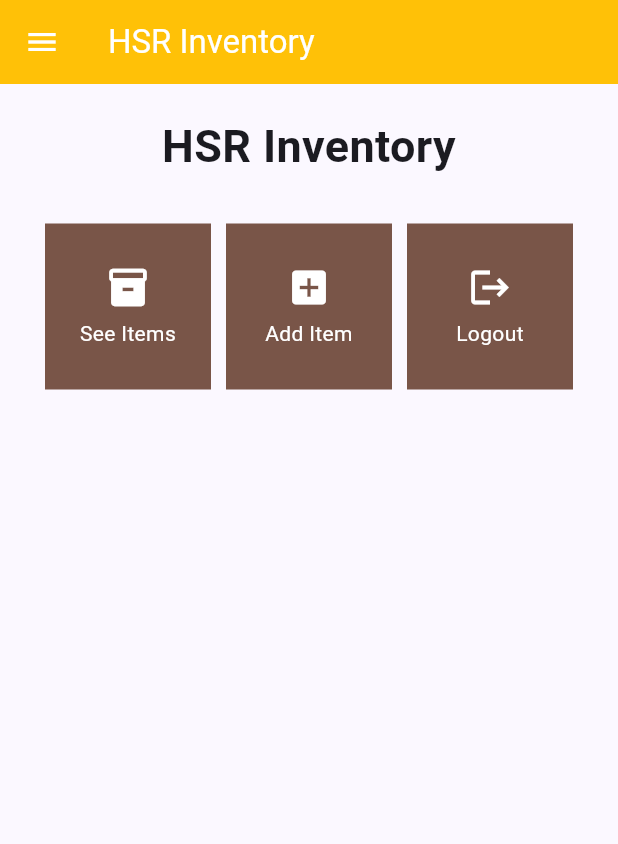
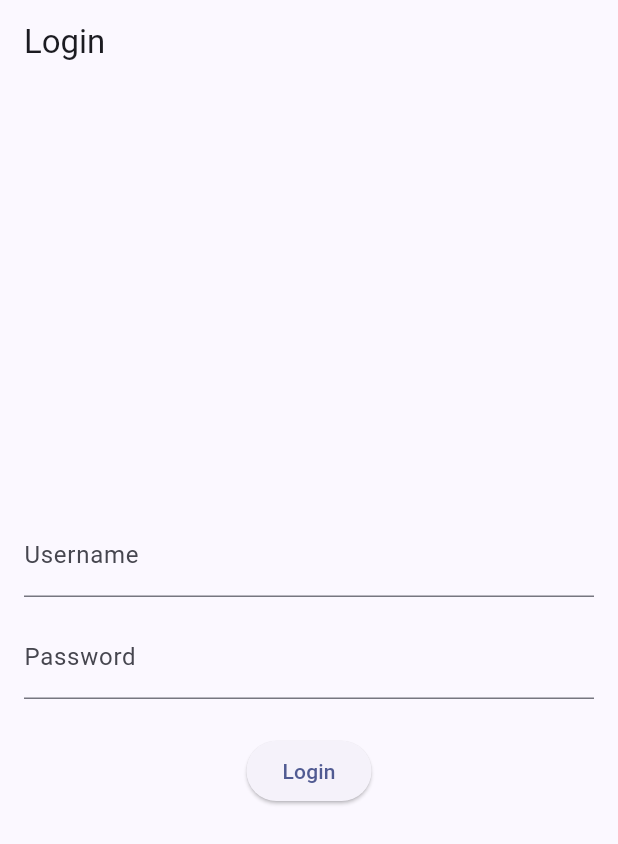
Before and after one commit to MightyZanark/hsr-inventory-mobile, a Flutter app: the screen it shows after launch, on a phone screen of 412 x 824 dp. Shown: the top 844 px of the screen. Run offline on Flutter 3.47's test engine with Material 2 defaults, Android fonts, the phone set to English and light mode, and no system bars; missing offline and left inert: pbp_django_auth.

Commit message:
add login screens and models directory

```diff
--- a/lib/main.dart
+++ b/lib/main.dart
@@ -1,5 +1,7 @@
 import 'package:flutter/material.dart';
-import 'package:hsr_inventory/screens/menu.dart';
+import 'package:hsr_inventory/screens/login.dart';
+import 'package:provider/provider.dart';
+import 'package:pbp_django_auth/pbp_django_auth.dart';
 
 void main() {
   runApp(const MyApp());
@@ -10,13 +12,19 @@ class MyApp extends StatelessWidget {
 
   @override
   Widget build(BuildContext context) {
-    return MaterialApp(
-      title: 'HSR Inventory',
-      theme: ThemeData(
-        colorScheme: ColorScheme.fromSeed(seedColor: Colors.indigo),
-        useMaterial3: true,
+    return Provider(
+      create: (_) {
+        CookieRequest request = CookieRequest();
+        return request;
+      },
+      child: MaterialApp(
+        title: 'HSR Inventory',
+        theme: ThemeData(
+          colorScheme: ColorScheme.fromSeed(seedColor: Colors.indigo),
+          useMaterial3: true,
+        ),
+        home: const LoginPage(),
       ),
-      home: HomePage(),
     );
   }
 }
--- /dev/null
+++ b/lib/screens/login.dart
@@ -0,0 +1,104 @@
+import 'package:hsr_inventory/screens/menu.dart';
+import 'package:flutter/material.dart';
+import 'package:pbp_django_auth/pbp_django_auth.dart';
+import 'package:provider/provider.dart';
+
+void main() {
+  runApp(const LoginApp());
+}
+
+class LoginApp extends StatelessWidget {
+  const LoginApp({Key? key}) : super(key: key);
+
+  @override
+  Widget build(BuildContext context) {
+    return MaterialApp(
+      title: 'Login',
+      theme: ThemeData(primarySwatch: Colors.blue),
+      home: const LoginPage(),
+    );
+  }
+}
+
+class LoginPage extends StatefulWidget {
+  const LoginPage({Key? key}) : super(key: key);
+
+  @override
+  State<LoginPage> createState() => _LoginPageState();
+}
+
+class _LoginPageState extends State<LoginPage> {
+  final TextEditingController _usernameController = TextEditingController();
+  final TextEditingController _passwordController = TextEditingController();
+  final String url = 'http://127.0.0.1:8000/auth/login/';
+  // if run in an android emulator change url to 'http://10.0.2.2/auth/login/'
+
+  @override
+  Widget build(BuildContext context) {
+    final request = context.watch<CookieRequest>();
+    return Scaffold(
+        appBar: AppBar(title: const Text('Login')),
+        body: Container(
+          padding: const EdgeInsets.all(16),
+          child: Column(
+            mainAxisAlignment: MainAxisAlignment.center,
+            children: [
+              TextField(
+                controller: _usernameController,
+                decoration: const InputDecoration(
+                  labelText: 'Username',
+                ),
+              ),
+              const SizedBox(height: 12),
+              TextField(
+                controller: _passwordController,
+                decoration: const InputDecoration(
+                  labelText: 'Password',
+                ),
+                obscureText: true,
+              ),
+              const SizedBox(height: 24),
+              ElevatedButton(
+                onPressed: () async {
+                  String username = _usernameController.text;
+                  String password = _passwordController.text;
+
+                  final response = await request.login(url, {
+                    'username': username,
+                    'password': password,
+                  });
+
+                  if (request.loggedIn) {
+                    String msg = response['message'];
+                    String uname = response['username'];
+                    Navigator.of(context).pushReplacement(
+                        MaterialPageRoute(builder: (context) => HomePage()));
+                    ScaffoldMessenger.of(context)
+                      ..hideCurrentSnackBar()
+                      ..showSnackBar(SnackBar(
+                        content: Text('$msg Welcome, $uname'),
+                      ));
+                  } else {
+                    showDialog(
+                        context: context,
+                        builder: (context) => AlertDialog(
+                              title: const Text('Login Failed'),
+                              content: Text(response['msg']),
+                              actions: [
+                                TextButton(
+                                  child: const Text('OK'),
+                                  onPressed: () {
+                                    Navigator.of(context).pop();
+                                  },
+                                )
+                              ],
+                            ));
+                  }
+                },
+                child: const Text('Login'),
+              ),
+            ],
+          ),
+        ));
+  }
+}
--- a/lib/screens/menu.dart
+++ b/lib/screens/menu.dart
@@ -1,7 +1,7 @@
 import 'package:flutter/material.dart';
 import 'package:hsr_inventory/widgets/menu_card.dart';
 import 'package:hsr_inventory/widgets/drawer.dart';
-import 'package:hsr_inventory/widgets/item.dart';
+import 'package:hsr_inventory/models/item.dart';
 
 class HomePage extends StatelessWidget {
   HomePage({Key? key}) : super(key: key);
--- a/lib/screens/view_item.dart
+++ b/lib/screens/view_item.dart
@@ -1,6 +1,6 @@
 import 'package:flutter/material.dart';
 import 'package:hsr_inventory/widgets/drawer.dart';
-import 'package:hsr_inventory/widgets/item.dart';
+import 'package:hsr_inventory/models/item.dart';
 
 class ViewItemPage extends StatelessWidget {
   final List<Item> items;
--- a/lib/widgets/drawer.dart
+++ b/lib/widgets/drawer.dart
@@ -2,7 +2,7 @@ import 'package:flutter/material.dart';
 import 'package:hsr_inventory/screens/menu.dart';
 import 'package:hsr_inventory/screens/add_item.dart';
 import 'package:hsr_inventory/screens/view_item.dart';
-import 'package:hsr_inventory/widgets/item.dart';
+import 'package:hsr_inventory/models/item.dart';
 
 class AppDrawer extends StatelessWidget {
   final List<Item> items;
```
Also changed, not shown: lib/models/item.dart (renamed from lib/widgets/item.dart, +19 -3 lines), lib/screens/add_item.dart (+32 -30 lines), lib/widgets/menu_card.dart (+23 -3 lines), 1 other file.
